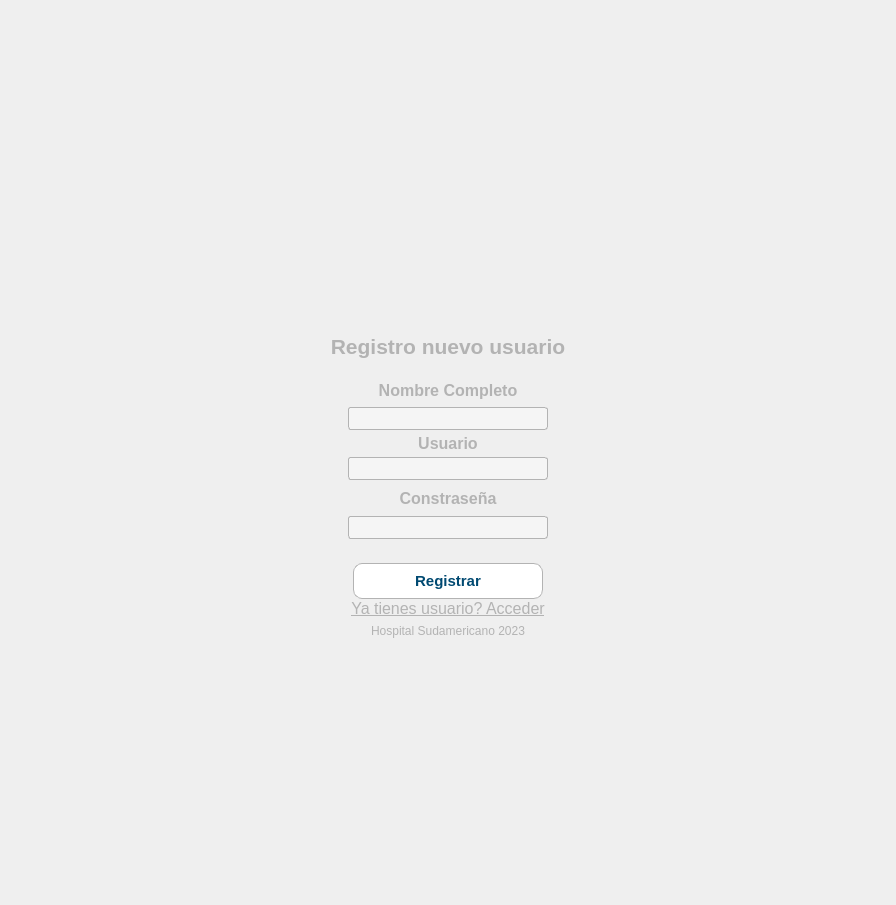
Old version of the form Atencion_T/design/NewLogin.ui in the repository Gonzaloned/ProgramaTicketera.
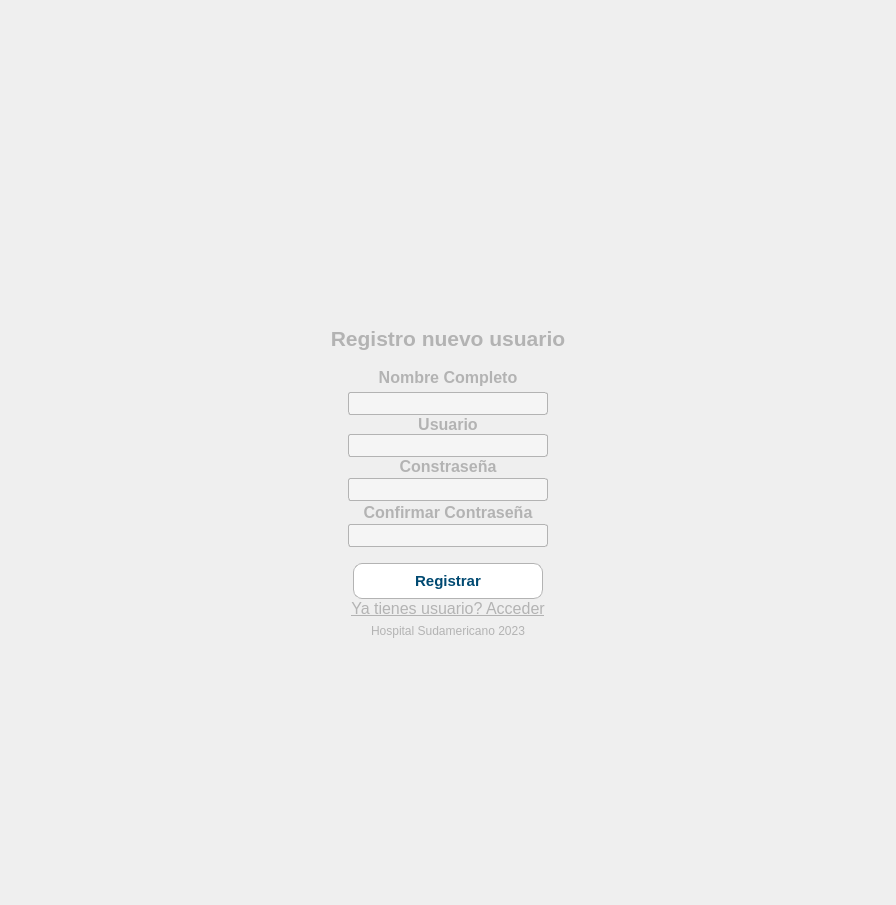
New version of the form. The open tabs and pages were chosen to show the change. Icons and pictures are not drawn.

Diff of the .ui file:
```diff
--- a/Atencion_T/design/NewLogin.ui
+++ b/Atencion_T/design/NewLogin.ui
@@ -657,7 +657,7 @@
                <widget class="QWidget" name="widget_8" native="true">
                 <layout class="QVBoxLayout" name="verticalLayout_8">
                  <property name="spacing">
-                  <number>0</number>
+                  <number>2</number>
                  </property>
                  <property name="leftMargin">
                   <number>10</number>
@@ -669,7 +669,7 @@
                   <number>10</number>
                  </property>
                  <property name="bottomMargin">
-                  <number>14</number>
+                  <number>6</number>
                  </property>
                  <item>
                   <widget class="QLabel" name="label_9">
@@ -717,6 +717,55 @@
                    </property>
                   </widget>
                  </item>
+                 <item>
+                  <widget class="QLabel" name="label_3">
+                   <property name="font">
+                    <font>
+                     <pointsize>12</pointsize>
+                     <bold>true</bold>
+                    </font>
+                   </property>
+                   <property name="text">
+                    <string>Confirmar Contraseña</string>
+                   </property>
+                   <property name="alignment">
+                    <set>Qt::AlignCenter</set>
+                   </property>
+                  </widget>
+                 </item>
+                 <item alignment="Qt::AlignHCenter">
+                  <widget class="QLineEdit" name="pass2Register">
+                   <property name="sizePolicy">
+                    <sizepolicy hsizetype="Fixed" vsizetype="Fixed">
+                     <horstretch>0</horstretch>
+                     <verstretch>0</verstretch>
+                    </sizepolicy>
+                   </property>
+                   <property name="minimumSize">
+                    <size>
+                     <width>200</width>
+                     <height>22</height>
+                    </size>
+                   </property>
+                   <property name="maximumSize">
+                    <size>
+                     <width>16777215</width>
+                     <height>16777215</height>
+                    </size>
+                   </property>
+                   <property name="font">
+                    <font>
+                     <pointsize>12</pointsize>
+                    </font>
+                   </property>
+                   <property name="echoMode">
+                    <enum>QLineEdit::Password</enum>
+                   </property>
+                   <property name="alignment">
+                    <set>Qt::AlignCenter</set>
+                   </property>
+                  </widget>
+                 </item>
                 </layout>
                </widget>
               </item>
```
Left out of the diff: 2 changed lines with no effect on the pictures.
